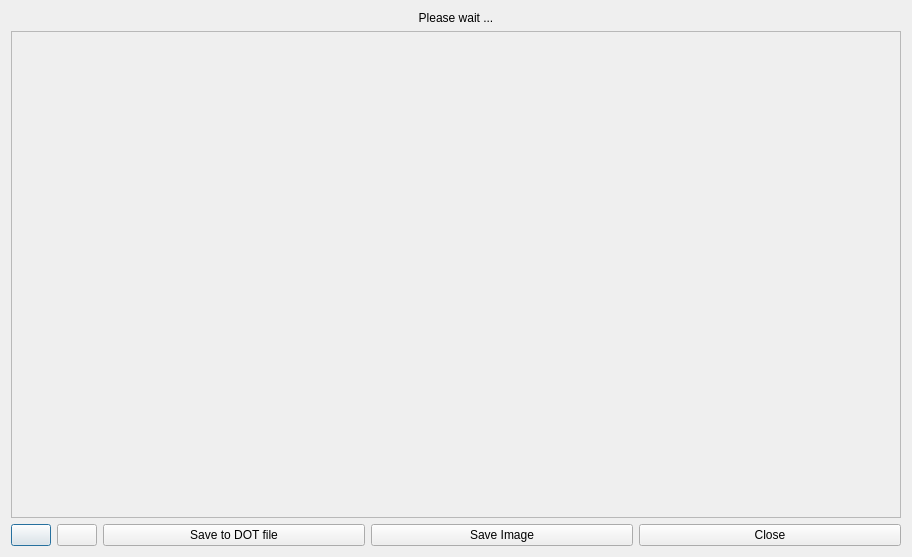
Old version of the form gui/ui/graphDialog.ui in the repository ruben2020/codequery.
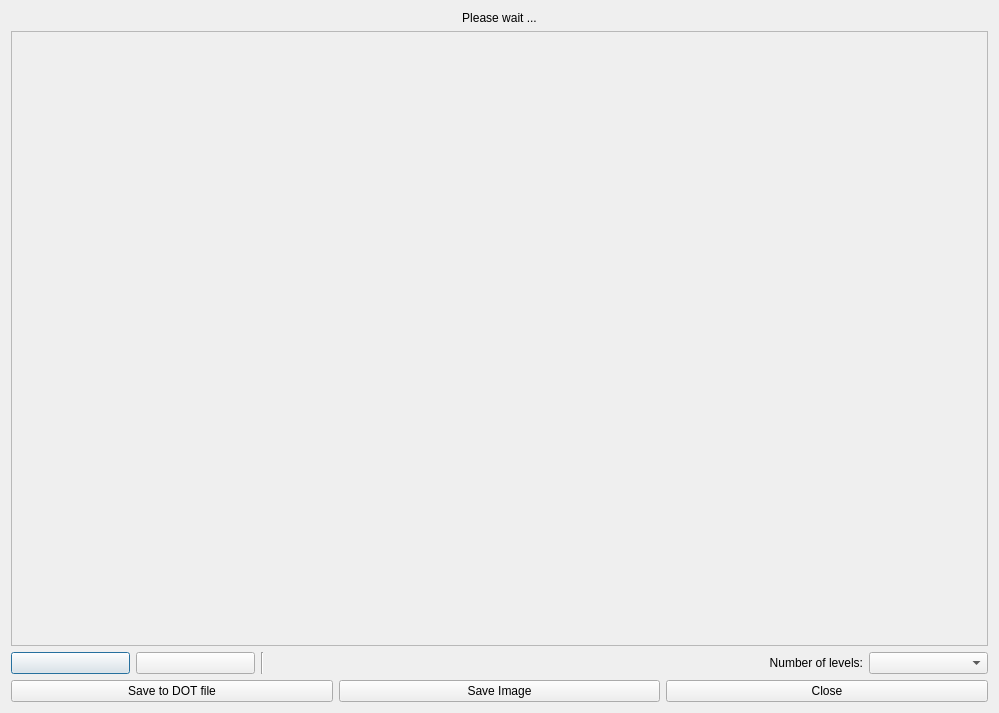
New version of the form. Icons and pictures are not drawn.

Commit message: Now the selection of one or two levels has been added for function call graphs

What changed in the file:
```diff
--- a/gui/ui/graphDialog.ui
+++ b/gui/ui/graphDialog.ui
@@ -6,8 +6,8 @@
    <rect>
     <x>0</x>
     <y>0</y>
-    <width>912</width>
-    <height>557</height>
+    <width>999</width>
+    <height>713</height>
    </rect>
   </property>
   <property name="windowTitle">
@@ -37,8 +37,8 @@
        <rect>
         <x>0</x>
         <y>0</y>
-        <width>892</width>
-        <height>468</height>
+        <width>979</width>
+        <height>591</height>
        </rect>
       </property>
       <property name="layoutDirection">
@@ -57,9 +57,15 @@
     </widget>
    </item>
    <item>
-    <layout class="QHBoxLayout" name="horizontalLayout">
+    <layout class="QHBoxLayout" name="horizontalLayout_2">
      <item>
       <widget class="QPushButton" name="pushButtonZoomOut">
+       <property name="sizePolicy">
+        <sizepolicy hsizetype="Expanding" vsizetype="Fixed">
+         <horstretch>1</horstretch>
+         <verstretch>0</verstretch>
+        </sizepolicy>
+       </property>
        <property name="toolTip">
         <string>Zoom Out</string>
        </property>
@@ -77,6 +83,12 @@
      </item>
      <item>
       <widget class="QPushButton" name="pushButtonZoomIn">
+       <property name="sizePolicy">
+        <sizepolicy hsizetype="Expanding" vsizetype="Fixed">
+         <horstretch>1</horstretch>
+         <verstretch>0</verstretch>
+        </sizepolicy>
+       </property>
        <property name="toolTip">
         <string>Zoom In</string>
        </property>
@@ -92,6 +104,43 @@
        </property>
       </widget>
      </item>
+     <item>
+      <widget class="Line" name="line">
+       <property name="orientation">
+        <enum>Qt::Vertical</enum>
+       </property>
+      </widget>
+     </item>
+     <item>
+      <widget class="QLabel" name="labelNbrOfLevels">
+       <property name="sizePolicy">
+        <sizepolicy hsizetype="Preferred" vsizetype="Preferred">
+         <horstretch>5</horstretch>
+         <verstretch>0</verstretch>
+        </sizepolicy>
+       </property>
+       <property name="text">
+        <string>Number of levels:</string>
+       </property>
+       <property name="alignment">
+        <set>Qt::AlignRight|Qt::AlignTrailing|Qt::AlignVCenter</set>
+       </property>
+      </widget>
+     </item>
+     <item>
+      <widget class="QComboBox" name="comboBoxNbrOfLevels">
+       <property name="sizePolicy">
+        <sizepolicy hsizetype="Minimum" vsizetype="Fixed">
+         <horstretch>1</horstretch>
+         <verstretch>0</verstretch>
+        </sizepolicy>
+       </property>
+      </widget>
+     </item>
+    </layout>
+   </item>
+   <item>
+    <layout class="QHBoxLayout" name="horizontalLayout">
      <item>
       <widget class="QPushButton" name="pushButtonSaveDot">
        <property name="sizePolicy">
```
The commit also changes 19 other files.
